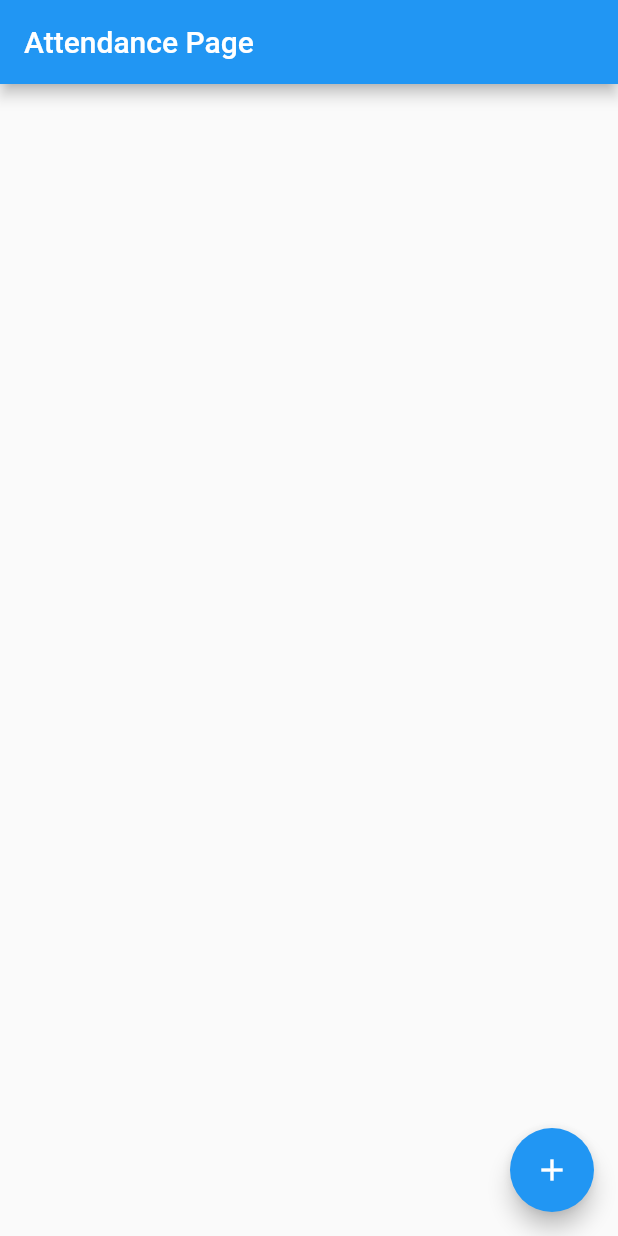
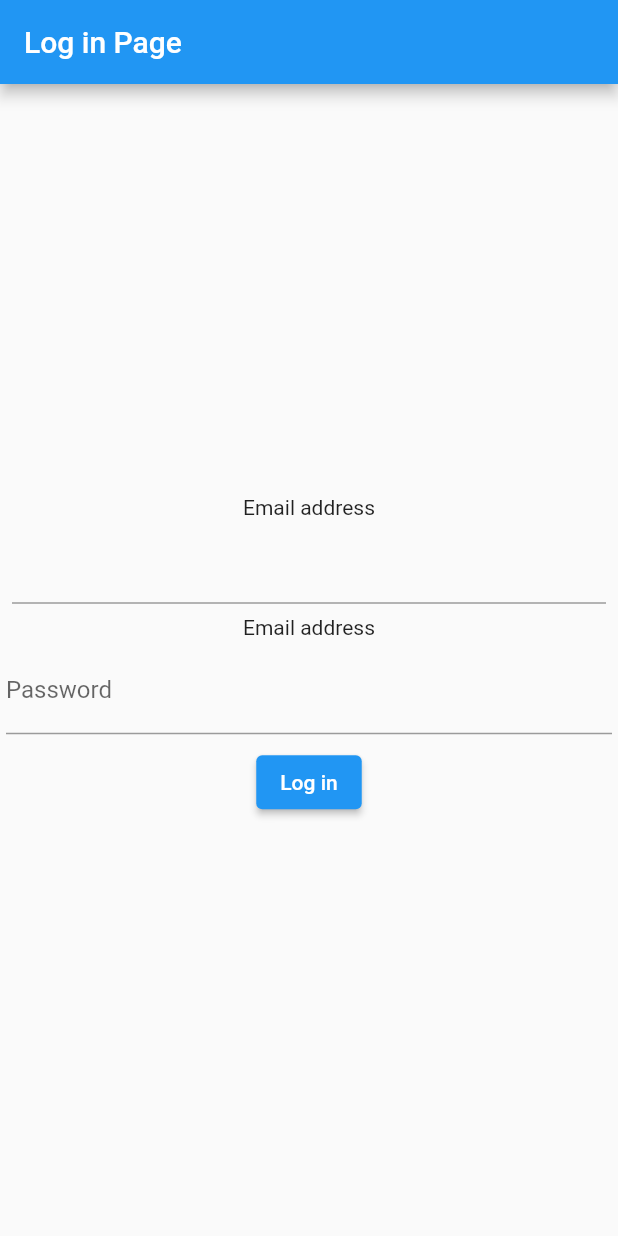
Before and after one commit to nicoitorma/barcode_attendance, a Flutter app: the screen it shows after launch, on a phone screen of 412 x 824 dp. Run offline on Flutter 3.47's test engine with Material 2 defaults, Android fonts, the light colour scheme and no system bars; our stand-ins replace floor, sqflite; missing offline and left inert: flutter_barcode_scanner; accounts and stored records are empty; generated files the repository leaves out were written again.

Commit message:
new feature

```diff
--- /dev/null
+++ b/lib/Views/LogIn.dart
@@ -0,0 +1,114 @@
+import 'package:barcode_attendance/Views/StudentPage.dart';
+import 'package:barcode_attendance/constants_strings.dart';
+import 'package:flutter/material.dart';
+
+class LoginPage extends StatelessWidget {
+  const LoginPage({super.key});
+
+  // This widget is the root of your application.
+  @override
+  Widget build(BuildContext context) {
+    return MaterialApp(
+      title: 'Barcode Attendance',
+      theme: ThemeData(
+        primarySwatch: Colors.blue,
+      ),
+      home: MyLoginPage(title: 'Log in Page'),
+    );
+  }
+}
+
+class MyLoginPage extends StatefulWidget {
+  const MyLoginPage({super.key, required this.title});
+
+  // This widget is the home page of your application. It is stateful, meaning
+  // that it has a State object (defined below) that contains fields that affect
+  // how it looks.
+
+  // This class is the configuration for the state. It holds the values (in this
+  // case the title) provided by the parent (in this case the App widget) and
+  // used by the build method of the State. Fields in a Widget subclass are
+  // always marked "final".
+
+  final String title;
+
+  @override
+  State<MyLoginPage> createState() => _MyLoginPageState();
+}
+
+class _MyLoginPageState extends State<MyLoginPage> {
+  final formKey = GlobalKey<FormState>();
+  TextEditingController email = TextEditingController();
+  TextEditingController password = TextEditingController();
+
+  @override
+  Widget build(BuildContext context) {
+    return Scaffold(
+        appBar: AppBar(
+          // Here we take the value from the MyHomePage object that was created by
+          // the App.build method, and use it to set our appbar title.
+          title: Text(widget.title),
+        ),
+        body: Center(
+          child: Form(
+            key: formKey,
+            child: Column(
+              mainAxisSize: MainAxisSize.min,
+              children: <Widget>[
+                const Text(EMAIL_ADDRESS),
+                Padding(
+                  padding: const EdgeInsets.all(8.0),
+                  child: TextFormField(
+                    controller: email,
+                    validator: (value) {
+                      if (value!.isEmpty) {
+                        return INVALID_EMAIL;
+                      }
+                      if (value.contains('@')) {
+                        return INVALID_EMAIL;
+                      }
+                      return null;
+                    },
+                  ),
+                ),
+                const Text(EMAIL_ADDRESS),
+                Padding(
+                  padding: const EdgeInsets.all(4.0),
+                  child: TextFormField(
+                    controller: password,
+                    validator: (value) {
+                      if (value!.isEmpty) {
+                        return INVALID_PASSWORD;
+                      }
+                      return null;
+                    },
+                    obscureText: true,
+                    decoration: const InputDecoration(
+                        hintText: "Enter Password Here", labelText: "Password"),
+                  ),
+                ),
+                Padding(
+                  padding: const EdgeInsets.all(4.0),
+                  child: ElevatedButton(
+                    child: const Text("Log in"),
+                    onPressed: () {
+                      Navigator.push(
+                          context,
+                          MaterialPageRoute(
+                              builder: (context) => const StudentPage()));
+                      if (formKey.currentState!.validate()) {
+                        formKey.currentState?.save();
+
+                        //Log in the user
+
+                        setState(() {}); //reloads the UI state
+                      }
+                    },
+                  ),
+                )
+              ],
+            ),
+          ),
+        ));
+  }
+}
--- a/lib/constants_strings.dart
+++ b/lib/constants_strings.dart
@@ -1,2 +1,6 @@
 const String NO_ATTENDANCE_AVAILABLE = "No attendance available";
 const String ADD_STUDENT_TOOLTIP = "Add Attendance";
+const String INVALID_EMAIL = "Please enter a valid email address";
+const String INVALID_PASSWORD = "Please enter your password";
+const String EMAIL_ADDRESS = "Email address";
+const String PASSWORD = "Password";
```
Also changed, not shown: lib/main.dart (+17 -11 lines), 1 other file.
